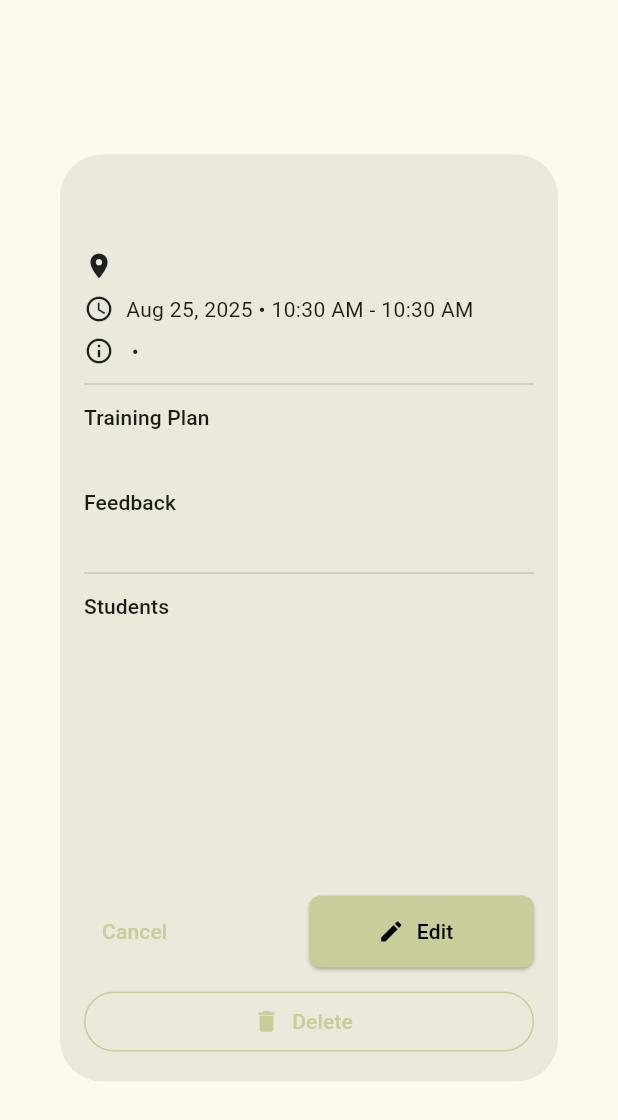
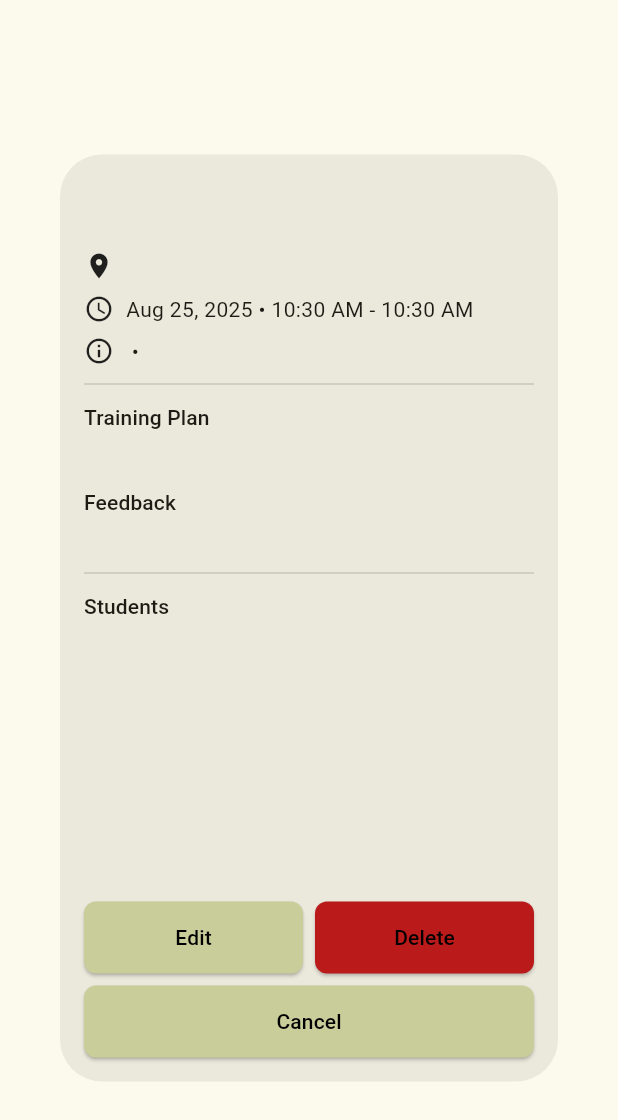
Before and after one commit to STAung07/stalz-insert_name_here, a Flutter app: the CoachSessionDetail widget shown alone on an empty page, opened directly with empty values, on a phone screen of 412 x 824 dp. Shown: the top 1120 px of the screen. Run offline on Flutter 3.47's test engine with Material 3 defaults, Android fonts, the phone set to English and light mode, and no system bars; our stand-ins replace calendar_view, flutter_dotenv, go_router, supabase_flutter; accounts and stored records are empty.

Commit message:
edit coach and student session detail

```diff
--- a/flutter_app/lib/src/features/dashboard/presentation/coach/coach_session_detail.dart
+++ b/flutter_app/lib/src/features/dashboard/presentation/coach/coach_session_detail.dart
@@ -60,10 +60,12 @@ class _CoachSessionDetailState extends State<CoachSessionDetail> {
     final screenSize = MediaQuery.of(context).size;
 
     return Dialog(
-      child: SizedBox(
+      child: Stack(
+        children: [
+          SizedBox(
             width: screenSize.width * 0.95,
             height: screenSize.height * 0.75,
-        child: Padding(
+            child: SingleChildScrollView(
               padding: const EdgeInsets.all(16),
               child: Column(
             crossAxisAlignment: CrossAxisAlignment.start,
@@ -136,103 +138,113 @@ class _CoachSessionDetailState extends State<CoachSessionDetail> {
                         .toList(),
                   ),
 
-              const Spacer(),
-
-              // Action Buttons
-              Column(
-                crossAxisAlignment:
-                    CrossAxisAlignment.stretch, // Stretch buttons horizontally
+              const SizedBox(height: 80), // Space for the fixed buttons
+            ],
+          ),
+        ),
+      ),
+      Positioned(
+        bottom: 16,
+        left: 16,
+        right: 16,
+        child: Column(
+          crossAxisAlignment: CrossAxisAlignment.stretch,
           children: [
             Row(
               mainAxisAlignment: MainAxisAlignment.spaceBetween,
               children: [
-                      Flexible(
-                        child: Align(
-                          alignment: Alignment.centerLeft,
-                          child: TextButton(
-                            onPressed: () => Navigator.of(context).pop(),
-                            child: Text('Cancel'),
-                          ),
-                        ),
-                      ),
-                      Flexible(
-                        child: Align(
-                          alignment: Alignment.centerRight,
-                          child: ElevatedButton.icon(
+                Expanded(
+                  child: ElevatedButton(
                     onPressed: () {
-                              // Wait for dialog to close first
                       Navigator.of(context).pop();
-
-
-                      print("tapped");
-
-                      // Then show the Add/Edit Session form dialog
                       showDialog(
                         context: context,
                         builder: (BuildContext context) {
                           final screenSize = MediaQuery.of(context).size;
                           return AlertDialog(
-                            title: Text('Add New Session'),
+                            title: Text('Edit Session'),
                             content: ConstrainedBox(
                               constraints: BoxConstraints(
                                 maxWidth: screenSize.width * 0.9,
                                 maxHeight: screenSize.height * 0.7,
                               ),
                               child: SingleChildScrollView(
-                                // allows scrolling if content is too big
                                 child: SizedBox(
-                                  width:
-                                      double
-                                          .infinity, // expand to max width of ConstrainedBox
+                                  width: double.infinity,
                                   child: AddSessionForm(
                                     sessionId: widget.session.sessionId,
                                     coachId: widget.coachId,
                                     academyId: widget.session.academyId,
-                                    initialSession: widget.session, // for edit
+                                    initialSession: widget.session,
                                     onSessionCreated: () async {
-                                        await Future.delayed(
-                                          Duration(milliseconds: 500),
-                                        );
+                                      await Future.delayed(Duration(milliseconds: 500));
                                       widget.onRefresh?.call();
                                     },
                                   ),
                                 ),
                               ),
                             ),
-                            actions: [
+                          );
+                        },
+                      );
+                    },
+                    child: const Text('Edit'),
+                  ),
+                ),
+                const SizedBox(width: 8),
+                Expanded(
+                  child: ElevatedButton(
+                    style: ElevatedButton.styleFrom(
+                      backgroundColor: Theme.of(context).colorScheme.error,
+                    ),
+                    onPressed: () async {
+                      final confirmDelete = await showDialog<bool>(
+                        context: context,
+                        builder: (BuildContext context) {
+                          return AlertDialog(
+                            title: const Text('Confirm Delete'),
+                            content: const Text('Are you sure you want to delete this session?'),
+                            actions: <Widget>[
                               TextButton(
-                                onPressed: () => Navigator.pop(context),
-                                child: Text('Cancel'),
+                                onPressed: () => Navigator.of(context).pop(false),
+                                child: const Text('Cancel'),
+                              ),
+                              TextButton(
+                                onPressed: () => Navigator.of(context).pop(true),
+                                child: const Text('Delete'),
                               ),
                             ],
                           );
                         },
                       );
+
+                      if (confirmDelete == true) {
+                        try {
+                          final trainingSessionService = TrainingSessionService();
+                          await trainingSessionService.deleteTrainingSession(widget.session.sessionId!);
+                          Navigator.of(context).pop(); // Close detail dialog
+                          widget.onRefresh?.call();
+                        } catch (e) {
+                          print('Error deleting session: $e');
+                          // Optionally show an error message to the user
+                        }
+                      }
                     },
-                            icon: Icon(Icons.edit),
-                            label: Text('Edit'),
-                          ),
+                    child: const Text('Delete'),
                   ),
                 ),
               ],
             ),
-                  SizedBox(height: 12),
-                  OutlinedButton.icon(
-                    onPressed: () async {
-                      // delete logic
-                      await TrainingSessionService().deleteTrainingSession(widget.session.sessionId!);
-                      widget.onRefresh?.call();
-                      Navigator.of(context).pop();
-                    },
-                    icon: Icon(Icons.delete),
-                    label: Text('Delete'),
-                  ),
-                ],
+            const SizedBox(height: 8),
+            ElevatedButton(
+              onPressed: () => Navigator.of(context).pop(),
+              child: const Text('Cancel'),
             ),
           ],
         ),
       ),
-      ),
+    ]
+      )
     );
   }
 }
```
Also changed, not shown: flutter_app/lib/src/features/dashboard/presentation/student/student_session_detail.dart (+19 -29 lines). Lines whose indentation alone changed are shown as unchanged.
